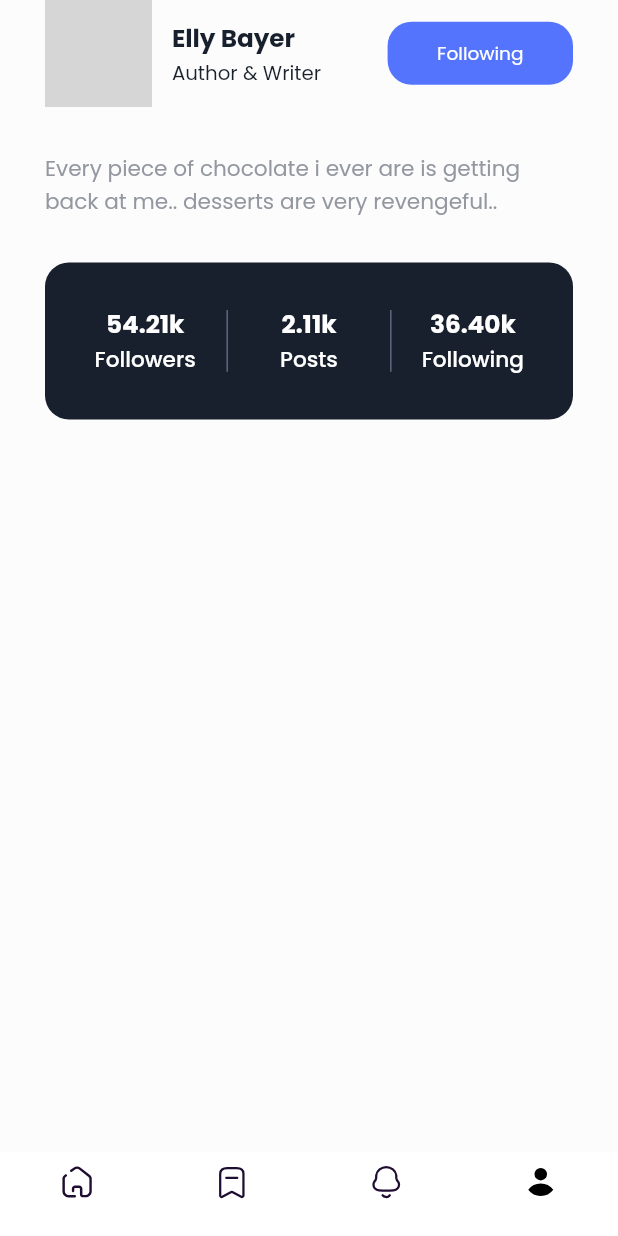
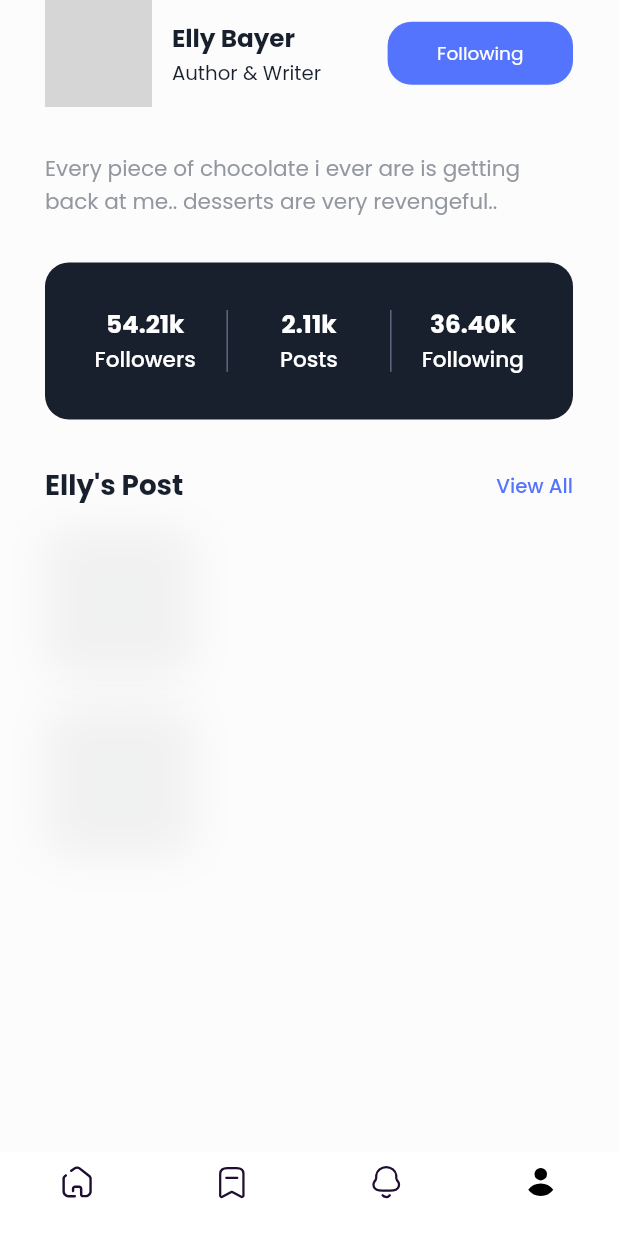
Before and after one commit to muhammedAnjoom/news_app, a Flutter app: the screen it shows after launch, item 4 of the bottom bar chosen, on a phone screen of 412 x 824 dp. Run offline on Flutter 3.47's test engine with Material 2 defaults, Android fonts, the phone set to English and light mode, and no system bars; our stand-ins replace flutter_svg, get, google_fonts; network calls fail; grey boxes are pictures that could not be loaded.

Commit message:
new year commit

```diff
--- a/lib/view/account/account.dart
+++ b/lib/view/account/account.dart
@@ -173,6 +173,61 @@ class AccountDetails extends StatelessWidget {
                     ),
                   ],
                 ),
+              ),
+              kHeight30,
+              Row(
+                mainAxisAlignment: MainAxisAlignment.spaceBetween,
+                children: [
+                  Text(
+                    "Elly's Post",
+                    style: kPoppinsBold.copyWith(
+                        fontSize: SizeConfig.blockSizeHorizontal! * 4.5),
+                  ),
+                  Text(
+                    "View All",
+                    style: kPoppinsMedium.copyWith(
+                        color: KBlue,
+                        fontSize: SizeConfig.blockSizeHorizontal! * 3.2),
+                  )
+                ],
+              ),
+              SizedBox(
+                height: SizeConfig.blockSizeHorizontal! * 2.5,
+              ),
+              SizedBox(
+                child: ListView.builder(
+                  shrinkWrap: true,
+                  physics: const NeverScrollableScrollPhysics(),
+                  itemCount: 2,
+                  itemBuilder: (context, index) {
+                    return Container(
+                      height: 100,
+                      margin: EdgeInsets.only(
+                          bottom: SizeConfig.blockSizeVertical! * 2.5),
+                      child: Row(
+                        children: [
+                          Container(
+                            height: 100,
+                            width: 100,
+                            padding: const EdgeInsets.all(5),
+                            decoration: BoxDecoration(
+                              borderRadius: BorderRadius.circular(kBorderRadius),
+                              boxShadow: [
+                                BoxShadow(
+                                  blurRadius: 24,
+                                  spreadRadius: 0,
+                                  offset: const Offset(0,3),
+                                  color: KDarkBlue.withOpacity(0.051)
+                                )
+                              ],
+
+                            ),
+                          )
+                        ],
+                      ),
+                    );
+                  },
+                ),
               )
             ],
           ),
```
Also changed, not shown: assets/icons/calendar.svg (added), assets/icons/clock.svg (added).
